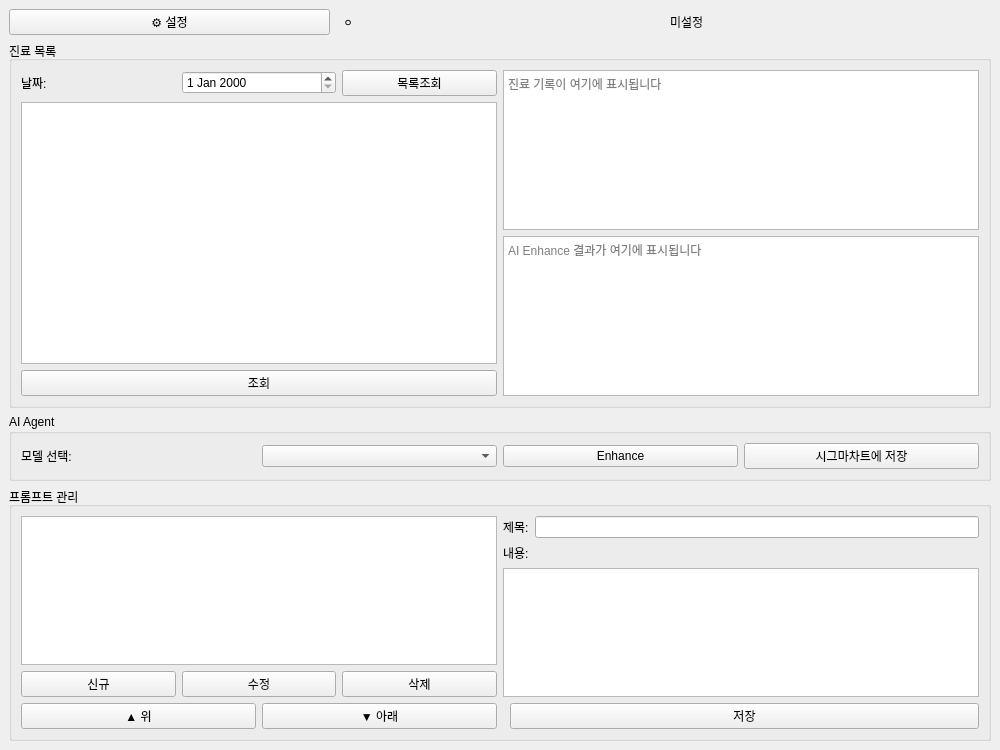
Old version of the form src/ai_builder/ui/forms/main_window.ui in the repository vincereway/Ai-Builder.
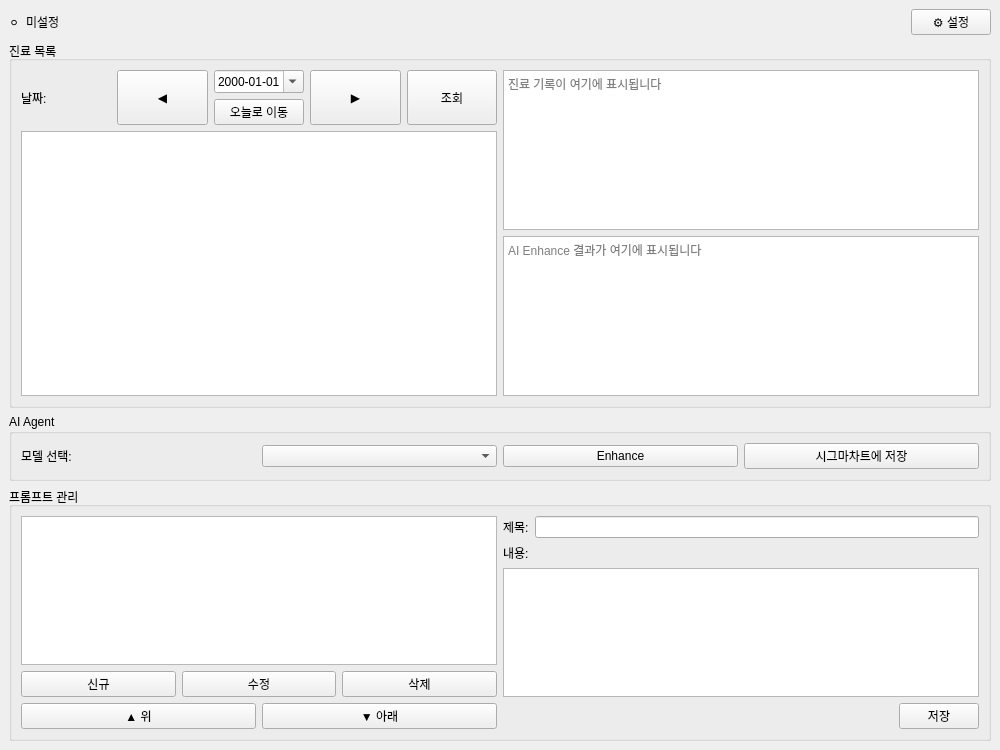
New version of the form.

Commit message: ui 변경

```diff
--- a/src/ai_builder/ui/forms/main_window.ui
+++ b/src/ai_builder/ui/forms/main_window.ui
@@ -18,14 +18,6 @@
     <!-- 상단 바 -->
     <item>
      <layout class="QHBoxLayout">
-      <item>
-       <widget class="QPushButton" name="btn_open_settings">
-        <property name="text"><string>⚙ 설정</string></property>
-       </widget>
-      </item>
-      <item>
-       <spacer><property name="orientation"><enum>Qt::Horizontal</enum></property></spacer>
-      </item>
       <item>
        <widget class="QLabel" name="lbl_connection_status_icon">
         <property name="text"><string>⚪</string></property>
@@ -33,7 +25,29 @@
       </item>
       <item>
        <widget class="QLabel" name="lbl_connection_status_text">
-        <property name="text"><string>미설정</string></property>
+        <property name="text">
+         <string>미설정</string>
+        </property>
+       </widget>
+      </item>
+      <item>
+       <spacer>
+        <property name="orientation">
+         <enum>Qt::Orientation::Horizontal</enum>
+        </property>
+        <property name="sizeHint" stdset="0">
+         <size>
+          <width>0</width>
+          <height>0</height>
+         </size>
+        </property>
+       </spacer>
+      </item>
+      <item>
+       <widget class="QPushButton" name="btn_open_settings">
+        <property name="text">
+         <string>⚙ 설정</string>
+        </property>
        </widget>
       </item>
      </layout>
@@ -47,20 +61,75 @@
        <item>
         <layout class="QVBoxLayout">
          <item>
-          <layout class="QHBoxLayout">
-           <item><widget class="QLabel"><property name="text"><string>날짜:</string></property></widget></item>
-           <item><widget class="QDateEdit" name="date_edit_encounter"/></item>
-           <item><widget class="QPushButton" name="btn_load_encounters"><property name="text"><string>목록조회</string></property></widget></item>
+          <layout class="QGridLayout" name="gridLayout_encounter_date_controls">
+           <item row="0" column="1" rowspan="2">
+            <widget class="QLabel" name="lbl_encounter_date">
+             <property name="text">
+              <string>날짜:</string>
+             </property>
+            </widget>
+           </item>
+           <item row="0" column="2" rowspan="2">
+            <widget class="QPushButton" name="btn_prev_date">
+             <property name="sizePolicy">
+              <sizepolicy hsizetype="Minimum" vsizetype="Expanding">
+               <horstretch>0</horstretch>
+               <verstretch>0</verstretch>
+              </sizepolicy>
+             </property>
+             <property name="text">
+              <string>◀</string>
+             </property>
+            </widget>
+           </item>
+           <item row="0" column="3">
+            <widget class="QDateEdit" name="date_edit_encounter">
+             <property name="displayFormat">
+              <string>yyyy-MM-dd</string>
+             </property>
+             <property name="calendarPopup">
+              <bool>true</bool>
+             </property>
+            </widget>
+           </item>
+           <item row="0" column="4" rowspan="2">
+            <widget class="QPushButton" name="btn_next_date">
+             <property name="sizePolicy">
+              <sizepolicy hsizetype="Minimum" vsizetype="Expanding">
+               <horstretch>0</horstretch>
+               <verstretch>0</verstretch>
+              </sizepolicy>
+             </property>
+             <property name="text">
+              <string>▶</string>
+             </property>
+            </widget>
+           </item>
+           <item row="0" column="5" rowspan="2">
+            <widget class="QPushButton" name="btn_load_encounters">
+             <property name="sizePolicy">
+              <sizepolicy hsizetype="Minimum" vsizetype="Expanding">
+               <horstretch>0</horstretch>
+               <verstretch>0</verstretch>
+              </sizepolicy>
+             </property>
+             <property name="text">
+              <string>조회</string>
+             </property>
+            </widget>
+           </item>
+           <item row="1" column="3">
+            <widget class="QPushButton" name="btn_go_today">
+             <property name="text">
+              <string>오늘로 이동</string>
+             </property>
+            </widget>
+           </item>
           </layout>
          </item>
          <item>
           <widget class="QListWidget" name="list_encounters"/>
          </item>
-         <item>
-          <widget class="QPushButton" name="btn_load_encounter_detail">
-           <property name="text"><string>조회</string></property>
-          </widget>
-         </item>
         </layout>
        </item>
        <!-- 우측: plain_note / enhanced_result -->
@@ -99,7 +168,6 @@
      <widget class="QGroupBox" name="group_prompts">
       <property name="title"><string>프롬프트 관리</string></property>
       <layout class="QHBoxLayout">
-       <!-- 좌측: 프롬프트 목록 + 버튼 -->
        <item>
         <layout class="QVBoxLayout">
          <item><widget class="QListWidget" name="list_prompts"/></item>
@@ -118,21 +186,54 @@
          </item>
         </layout>
        </item>
-       <!-- 우측: 프롬프트 편집 -->
        <item>
         <layout class="QVBoxLayout">
          <item>
           <layout class="QHBoxLayout">
-           <item><widget class="QLabel"><property name="text"><string>제목:</string></property></widget></item>
-           <item><widget class="QLineEdit" name="edit_prompt_title"/></item>
+           <item>
+            <widget class="QLabel" name="label">
+             <property name="text">
+              <string>제목:</string>
+             </property>
+            </widget>
+           </item>
+           <item>
+            <widget class="QLineEdit" name="edit_prompt_title"/>
+           </item>
           </layout>
          </item>
-         <item><widget class="QLabel"><property name="text"><string>내용:</string></property></widget></item>
-         <item><widget class="QPlainTextEdit" name="txt_prompt_content"/></item>
+         <item>
+          <widget class="QLabel" name="label">
+           <property name="text">
+            <string>내용:</string>
+           </property>
+          </widget>
+         </item>
+         <item>
+          <widget class="QPlainTextEdit" name="txt_prompt_content"/>
+         </item>
          <item>
           <layout class="QHBoxLayout">
-           <item><spacer><property name="orientation"><enum>Qt::Horizontal</enum></property></spacer></item>
-           <item><widget class="QPushButton" name="btn_prompt_save"><property name="text"><string>저장</string></property></widget></item>
+           <item>
+            <spacer>
+             <property name="orientation">
+              <enum>Qt::Orientation::Horizontal</enum>
+             </property>
+             <property name="sizeHint" stdset="0">
+              <size>
+               <width>0</width>
+               <height>0</height>
+              </size>
+             </property>
+            </spacer>
+           </item>
+           <item>
+            <widget class="QPushButton" name="btn_prompt_save">
+             <property name="text">
+              <string>저장</string>
+             </property>
+            </widget>
+           </item>
           </layout>
          </item>
         </layout>
```
Left out of the diff: 106 changed lines with no effect on the pictures. The commit also changes 5 other files.
